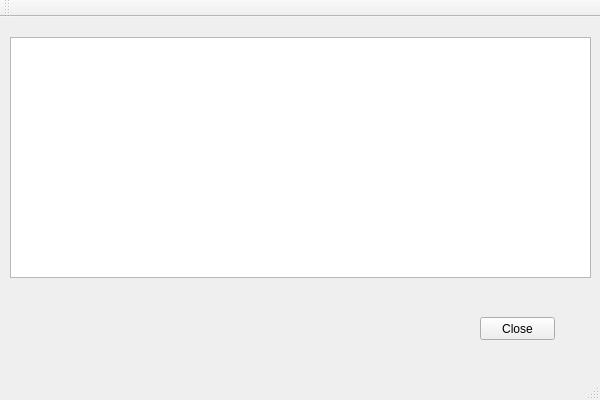
Qt form CUDA_tester/CUDA_tester.ui (NissimHadar/CUDA_tester) before a commit.
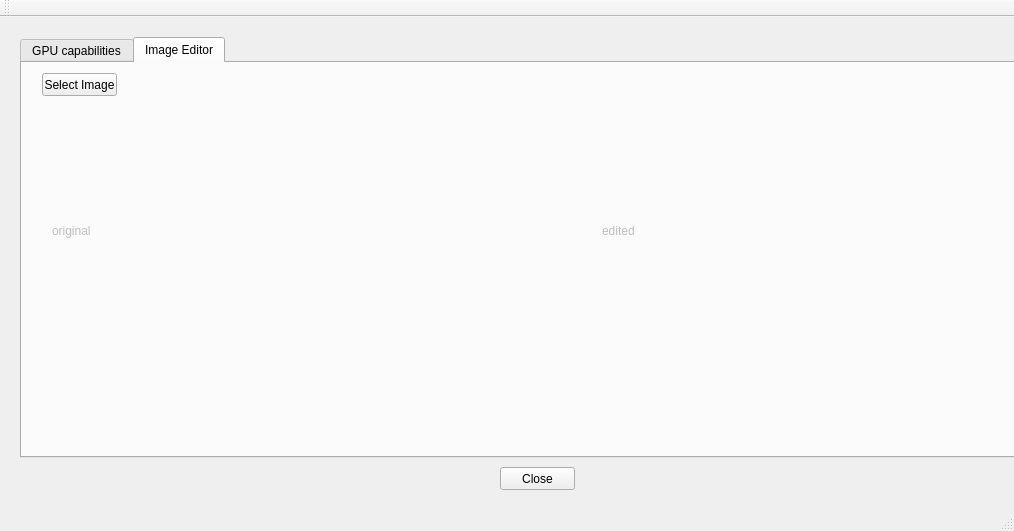
The same form after that commit. The open tabs and pages were chosen to show the change.

Commit message: Shows label - but monochrome

```diff
--- a/CUDA_tester/CUDA_tester.ui
+++ b/CUDA_tester/CUDA_tester.ui
@@ -6,32 +6,19 @@
    <rect>
     <x>0</x>
     <y>0</y>
-    <width>600</width>
-    <height>400</height>
+    <width>1014</width>
+    <height>531</height>
    </rect>
   </property>
   <property name="windowTitle">
    <string>CUDA_tester</string>
   </property>
   <widget class="QWidget" name="centralWidget">
-   <widget class="QTextEdit" name="textEdit">
-    <property name="geometry">
-     <rect>
-      <x>10</x>
-      <y>20</y>
-      <width>581</width>
-      <height>241</height>
-     </rect>
-    </property>
-    <property name="readOnly">
-     <bool>true</bool>
-    </property>
-   </widget>
    <widget class="QPushButton" name="pushButtonClose">
     <property name="geometry">
      <rect>
-      <x>480</x>
-      <y>300</y>
+      <x>500</x>
+      <y>450</y>
       <width>75</width>
       <height>23</height>
      </rect>
@@ -40,6 +27,87 @@
      <string>Close</string>
     </property>
    </widget>
+   <widget class="QTabWidget" name="tabWidget">
+    <property name="geometry">
+     <rect>
+      <x>20</x>
+      <y>20</y>
+      <width>1041</width>
+      <height>421</height>
+     </rect>
+    </property>
+    <property name="currentIndex">
+     <number>0</number>
+    </property>
+    <widget class="QWidget" name="tab">
+     <attribute name="title">
+      <string>GPU capabilities</string>
+     </attribute>
+     <widget class="QTextEdit" name="textEdit">
+      <property name="geometry">
+       <rect>
+        <x>10</x>
+        <y>20</y>
+        <width>951</width>
+        <height>351</height>
+       </rect>
+      </property>
+      <property name="readOnly">
+       <bool>true</bool>
+      </property>
+     </widget>
+    </widget>
+    <widget class="QWidget" name="tab_2">
+     <attribute name="title">
+      <string>Image Editor</string>
+     </attribute>
+     <widget class="QLabel" name="labelOriginalImage">
+      <property name="enabled">
+       <bool>false</bool>
+      </property>
+      <property name="geometry">
+       <rect>
+        <x>30</x>
+        <y>60</y>
+        <width>384</width>
+        <height>216</height>
+       </rect>
+      </property>
+      <property name="text">
+       <string>original</string>
+      </property>
+     </widget>
+     <widget class="QLabel" name="labelEditedImage">
+      <property name="enabled">
+       <bool>false</bool>
+      </property>
+      <property name="geometry">
+       <rect>
+        <x>580</x>
+        <y>60</y>
+        <width>384</width>
+        <height>216</height>
+       </rect>
+      </property>
+      <property name="text">
+       <string>edited</string>
+      </property>
+     </widget>
+     <widget class="QPushButton" name="pushButtonSelectImage">
+      <property name="geometry">
+       <rect>
+        <x>20</x>
+        <y>10</y>
+        <width>75</width>
+        <height>23</height>
+       </rect>
+      </property>
+      <property name="text">
+       <string>Select Image</string>
+      </property>
+     </widget>
+    </widget>
+   </widget>
   </widget>
   <widget class="QMenuBar" name="menuBar">
    <property name="geometry">
```
Left out of the diff: 2 changed lines with no effect on the pictures. The commit also changes 7 other files.
